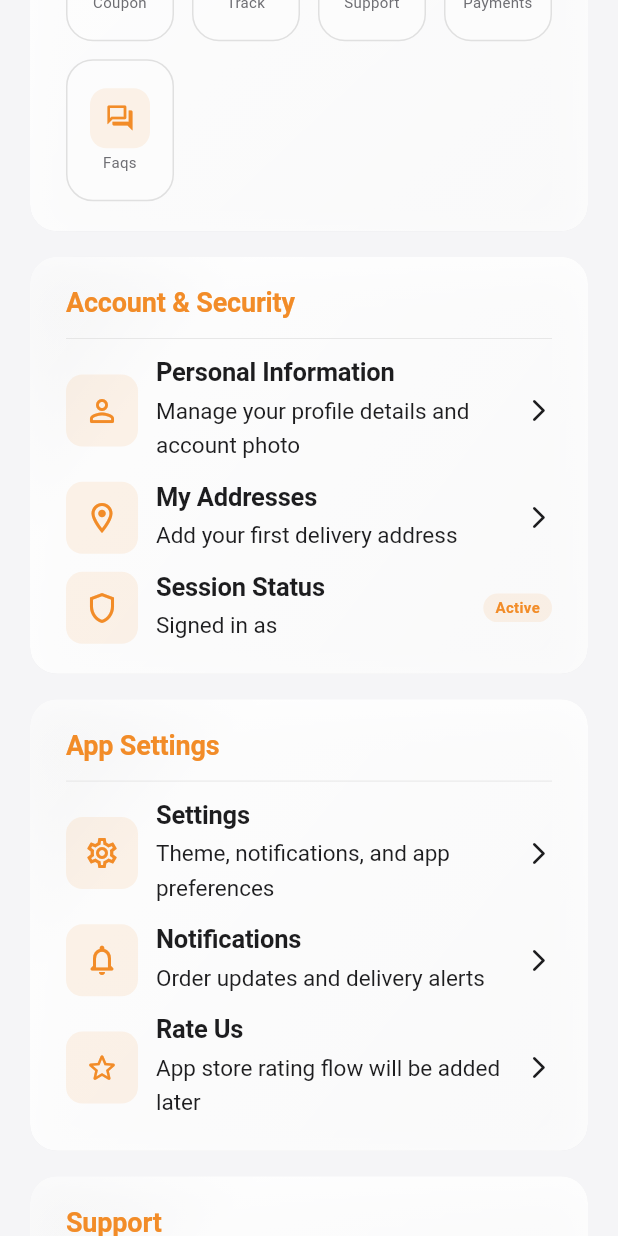
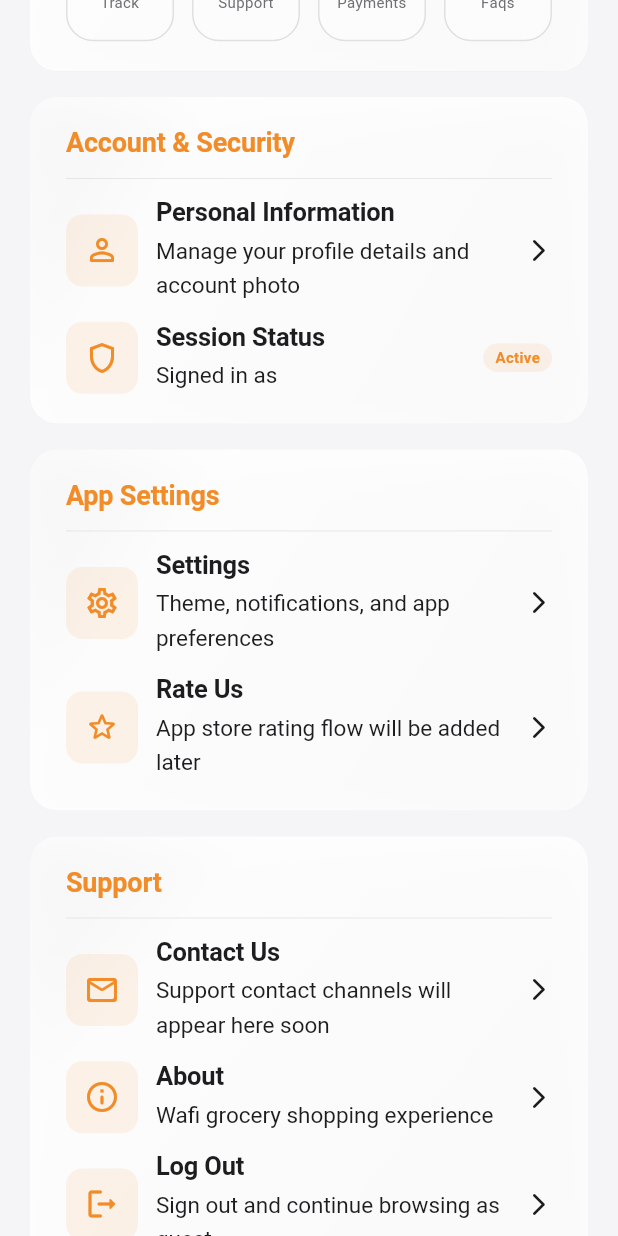
Before and after one commit to shahalamahmed/wafi_ecommerce_app, a Flutter app: the ProfileScreen widget shown alone on an empty page, opened directly, scrolled down 576 dp, on a phone screen of 412 x 824 dp. Run offline on Flutter 3.47's test engine with Material 3 defaults, Android fonts, the phone set to English and light mode, and no system bars; our stand-ins replace cloud_firestore, dio, file_picker, firebase_auth, firebase_core, flutter_riverpod and 4 more; accounts and stored records are empty; network calls fail.

Commit message:
update profile screen

```diff
--- a/lib/features/profile/profile_screen.dart
+++ b/lib/features/profile/profile_screen.dart
@@ -135,11 +135,6 @@ class _ProfileScreenState extends ConsumerState<ProfileScreen> {
                 onTap: () => _openPage(const AddressScreen()),
               ),
               _QuickActionTile(
-                icon: Icons.receipt_long_outlined,
-                label: 'test Order',
-                onTap: () => _openPage(const TestOrderScreen()),
-              ),
-              _QuickActionTile(
                 icon: Icons.local_offer_outlined,
                 label: 'Coupon',
                 onTap: () => _openPlaceholder(
@@ -205,17 +200,6 @@ class _ProfileScreenState extends ConsumerState<ProfileScreen> {
               ),
               const SizedBox(height: AppSizes.md),
               _ProfileMenuRow(
-                icon: Icons.location_on_outlined,
-                title: AppStrings.addresses,
-                subtitle: isGuest
-                    ? 'Sign in first to save delivery locations'
-                    : addressState.items.isEmpty
-                    ? 'Add your first delivery address'
-                    : '${addressState.items.length} saved delivery locations',
-                onTap: () => _openPage(const AddressScreen()),
-              ),
-              const SizedBox(height: AppSizes.md),
-              _ProfileMenuRow(
                 icon: Icons.shield_outlined,
                 title: 'Session Status',
                 subtitle: isGuest
@@ -252,13 +236,6 @@ class _ProfileScreenState extends ConsumerState<ProfileScreen> {
                 icon: Icons.settings_outlined,
                 title: AppStrings.settings,
                 subtitle: 'Theme, notifications, and app preferences',
-                onTap: () => _openPage(const SettingsScreen()),
-              ),
-              const SizedBox(height: AppSizes.md),
-              _ProfileMenuRow(
-                icon: Icons.notifications_none_rounded,
-                title: AppStrings.notifications,
-                subtitle: 'Order updates and delivery alerts',
                 onTap: () => _openPage(const SettingsScreen()),
               ),
               const SizedBox(height: AppSizes.md),
```
